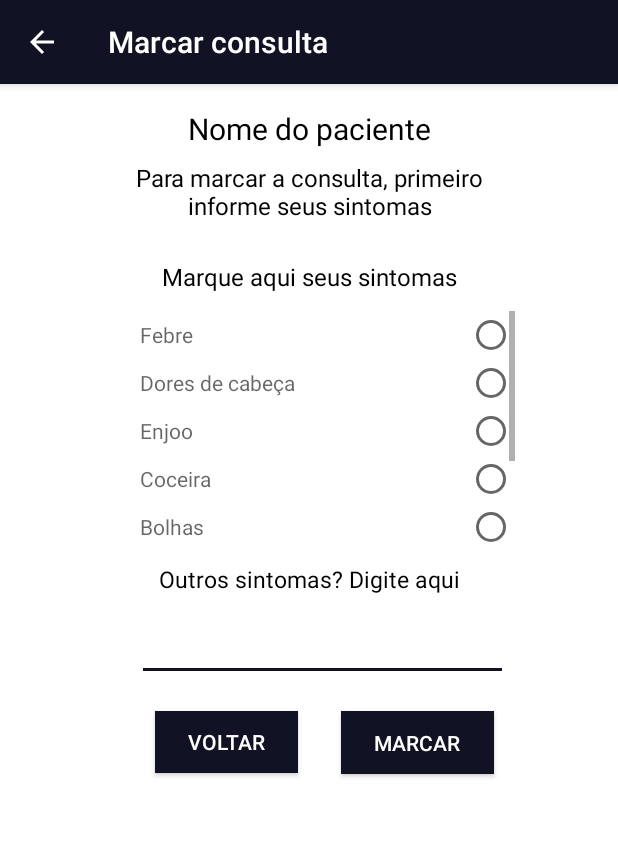
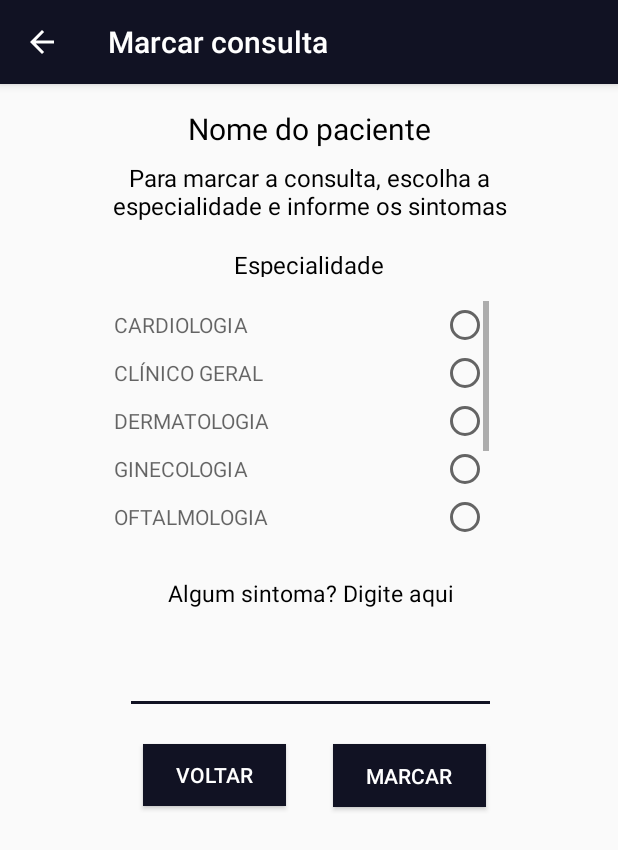
Before and after one commit to CGCavalcante/Health-new, an Android app: the MarcacaoSintomasPacActivity screen opened directly, with no data from a screen before it, on a phone screen of 412 x 824 dp. Shown: the top 850 px of the screen. Run offline under Robolectric (Android 15) with nearby library versions, the phone set to English and light mode, and no system bars.

Commit message:
modificações diverssas.

```diff
--- a/app/build.gradle
+++ b/app/build.gradle
@@ -5,7 +5,7 @@ android {
     buildToolsVersion "27.0.0"
     defaultConfig {
         applicationId "com.maishealth.maishealth"
-        minSdkVersion 21
+        minSdkVersion 18
         targetSdkVersion 27
         versionCode 1
         versionName "1.0"
--- a/app/src/main/AndroidManifest.xml
+++ b/app/src/main/AndroidManifest.xml
@@ -6,6 +6,11 @@
     <uses-permission android:name="android.permission.GET_ACCOUNTS" />
     <uses-permission android:name="android.permission.READ_PROFILE" />
     <uses-permission android:name="android.permission.READ_CONTACTS" />
+    <uses-permission android:name="android.permission.CAMERA" />
+
+    <uses-feature android:name="android.hardware.camera2" />
+    <uses-permission android:name="android.permission.READ_EXTERNAL_STORAGE" />
+
 
     <application
         android:allowBackup="true"
--- a/app/src/main/res/layout/activity_atualizar_perfil.xml
+++ b/app/src/main/res/layout/activity_atualizar_perfil.xml
@@ -4,9 +4,9 @@
     xmlns:tools="http://schemas.android.com/tools"
     android:layout_width="match_parent"
     android:layout_height="match_parent"
-    tools:context="com.maishealth.maishealth.usuario.gui.AtualizarPerfilActivity"
+    android:background="@color/colorFundo"
     android:orientation="horizontal"
-    android:background="@color/colorFundo">
+    tools:context="com.maishealth.maishealth.usuario.gui.AtualizarPerfilActivity">
 
     <ScrollView
         android:layout_width="match_parent"
@@ -39,11 +39,13 @@
 
 
             <ImageView
+                android:id="@+id/fotoPerfil"
                 android:layout_width="match_parent"
                 android:layout_height="124dp"
                 android:layout_marginLeft="16dp"
                 android:layout_marginRight="16dp"
                 android:layout_marginTop="20dp"
+                android:onClick="onClick"
                 app:srcCompat="@drawable/user_avatar" />
 
             <TextView
--- a/app/src/main/res/layout/activity_marcacao_sintomas_pac.xml
+++ b/app/src/main/res/layout/activity_marcacao_sintomas_pac.xml
@@ -4,7 +4,6 @@
     xmlns:tools="http://schemas.android.com/tools"
     android:layout_width="match_parent"
     android:layout_height="match_parent"
-    android:background="@color/colorFundo"
     tools:context="com.maishealth.maishealth.usuario.gui.MarcacaoSintomasPacActivity">
 
 
@@ -23,117 +22,9 @@
             app:layout_scrollFlags="scroll|enterAlways|snap"
             app:theme="@style/ThemeOverlay.AppCompat.Light"
             app:title="@string/label_marcar_consulta"
-            app:titleTextColor="@color/colorFundo"/>
+            app:titleTextColor="@color/colorFundo" />
 
     </android.support.design.widget.AppBarLayout>
-
-    <ScrollView
-        android:id="@+id/scrollView2"
-        android:layout_width="250dp"
-        android:layout_height="160dp"
-        android:layout_marginEnd="8dp"
-        android:layout_marginStart="8dp"
-        android:layout_marginTop="12dp"
-        app:layout_constraintEnd_toEndOf="@+id/textViewMarq"
-        app:layout_constraintHorizontal_bias="0.333"
-        app:layout_constraintStart_toStartOf="@+id/textViewMarq"
-        app:layout_constraintTop_toBottomOf="@+id/textViewMarq">
-
-        <LinearLayout
-            android:layout_width="match_parent"
-            android:layout_height="wrap_content"
-            android:orientation="vertical">
-
-            <CheckedTextView
-                android:id="@+id/sintoma_febre"
-                android:layout_width="match_parent"
-                android:layout_height="wrap_content"
-                android:checked="false"
-                android:gravity="start|center_vertical"
-                android:hint="@string/febre"
-                android:textColor="@color/colorTextoNormal"
-                android:checkMark="?android:attr/listChoiceIndicatorSingle"
-                android:onClick="onCheckboxClicked"/>
-
-            <CheckedTextView
-                android:id="@+id/sintoma_dor_de_cabeca"
-                android:layout_width="match_parent"
-                android:layout_height="wrap_content"
-                android:checked="false"
-                android:gravity="start|center_vertical"
-                android:hint="@string/dores_de_cabeca"
-                android:textColor="@android:color/black"
-                android:checkMark="?android:attr/listChoiceIndicatorSingle"
-                android:onClick="onCheckboxClicked"/>
-
-            <CheckedTextView
-                android:id="@+id/sintoma_enjoo"
-                android:layout_width="match_parent"
-                android:layout_height="wrap_content"
-                android:checked="false"
-                android:gravity="start|center_vertical"
-                android:hint="@string/enjoo"
-                android:checkMark="?android:attr/listChoiceIndicatorSingle"
-                android:onClick="onCheckboxClicked"/>
-
-            <CheckedTextView
-                android:id="@+id/sintoma_coceira"
-                android:layout_width="match_parent"
-                android:layout_height="wrap_content"
-                android:checked="false"
-                android:gravity="start|center_vertical"
-                android:hint="@string/coceira"
-                android:focusable="true"
-                android:checkMark="?android:attr/listChoiceIndicatorSingle"
-                android:onClick="onCheckboxClicked"/>
-
-            <CheckedTextView
-                android:id="@+id/sintoma_bolhas"
-                android:layout_width="match_parent"
-                android:layout_height="wrap_content"
-                android:checked="false"
-                android:gravity="start|center_vertical"
-                android:hint="@string/bolhas"
-                android:focusable="true"
-                android:checkMark="?android:attr/listChoiceIndicatorSingle"
-                android:onClick="onCheckboxClicked"/>
-
-            <CheckedTextView
-                android:id="@+id/sintoma_dor_abdominal"
-                android:layout_width="match_parent"
-                android:layout_height="wrap_content"
-                android:checked="false"
-                android:gravity="start|center_vertical"
-                android:hint="@string/dor_abdominal"
-                android:focusable="true"
-                android:checkMark="?android:attr/listChoiceIndicatorSingle"
-                android:onClick="onCheckboxClicked"/>
-
-            <CheckedTextView
-                android:id="@+id/sintoma_ardencia_olho"
-                android:layout_width="match_parent"
-                android:layout_height="wrap_content"
-                android:checked="false"
-                android:gravity="start|center_vertical"
-                android:hint="@string/ardencia_nos_olhos"
-                android:checkMark="?android:attr/listChoiceIndicatorSingle"
-                android:focusable="true"
-                android:onClick="onCheckboxClicked"/>
-
-            <CheckedTextView
-                android:id="@+id/sintoma_olhos_inchados"
-                android:layout_width="match_parent"
-                android:layout_height="wrap_content"
-                android:checked="false"
-                android:gravity="start|center_vertical"
-                android:hint="@string/olhos_inchados"
-                android:focusable="true"
-                android:checkMark="?android:attr/listChoiceIndicatorSingle"
-                android:onClick="onCheckboxClicked"/>
-        </LinearLayout>
-
-    </ScrollView>
-
 
     <TextView
         android:id="@+id/textViewNomePacSint"
@@ -142,9 +33,8 @@
         android:layout_marginEnd="8dp"
         android:layout_marginStart="8dp"
         android:layout_marginTop="16dp"
+        android:layout_weight="1"
         android:text="@string/nome_do_paciente"
-
-
         android:textColor="@android:color/black"
         android:textSize="20sp"
         app:layout_constraintEnd_toEndOf="parent"
@@ -170,36 +60,147 @@
     <TextView
         android:id="@+id/textViewMarq"
         android:layout_width="wrap_content"
-        android:layout_height="wrap_content"
+        android:layout_height="19dp"
         android:layout_marginEnd="8dp"
-        android:layout_marginTop="24dp"
-        android:text="@string/textMarcarSint"
+        android:layout_marginTop="16dp"
+        android:gravity="center_horizontal"
+        android:text="@string/textMarcarEsp"
         android:textColor="@android:color/black"
-
         android:textSize="16sp"
         app:layout_constraintEnd_toEndOf="@+id/textSubMarc"
-        app:layout_constraintHorizontal_bias="0.555"
+        app:layout_constraintHorizontal_bias="0.523"
         app:layout_constraintStart_toStartOf="@+id/textSubMarc"
         app:layout_constraintTop_toBottomOf="@+id/textSubMarc" />
 
+    <ScrollView
+        android:id="@+id/scrollView2"
+        android:layout_width="250dp"
+        android:layout_height="160dp"
+        android:layout_marginEnd="8dp"
+        android:layout_marginStart="8dp"
+        android:layout_marginTop="16dp"
+        app:layout_constraintEnd_toEndOf="@+id/textViewMarq"
+        app:layout_constraintHorizontal_bias="0.532"
+        app:layout_constraintStart_toStartOf="@+id/textViewMarq"
+        app:layout_constraintTop_toBottomOf="@+id/textViewMarq">
+
+        <LinearLayout
+            android:layout_width="match_parent"
+            android:layout_height="wrap_content"
+            android:orientation="vertical">
+
+            <CheckedTextView
+                android:id="@+id/espCardiologia"
+                android:layout_width="match_parent"
+                android:layout_height="wrap_content"
+                android:checkMark="?android:attr/listChoiceIndicatorSingle"
+                android:checked="false"
+                android:focusable="true"
+                android:gravity="start|center_vertical"
+                android:hint="@string/cardiologia"
+                android:onClick="onCheckboxClicked" />
+
+            <CheckedTextView
+                android:id="@+id/espClinicoGeral"
+                android:layout_width="match_parent"
+                android:layout_height="wrap_content"
+                android:checkMark="?android:attr/listChoiceIndicatorSingle"
+                android:checked="false"
+                android:gravity="start|center_vertical"
+                android:hint="@string/clinico_geral"
+                android:onClick="onCheckboxClicked"
+                android:textColor="@color/colorTextoNormal" />
+
+            <CheckedTextView
+                android:id="@+id/espDermatologia"
+                android:layout_width="match_parent"
+                android:layout_height="wrap_content"
+                android:checkMark="?android:attr/listChoiceIndicatorSingle"
+                android:checked="false"
+                android:gravity="start|center_vertical"
+                android:hint="@string/dermatologia"
+                android:onClick="onCheckboxClicked"
+                android:textColor="@android:color/black" />
+
+            <CheckedTextView
+                android:id="@+id/espGinecologia"
+                android:layout_width="match_parent"
+                android:layout_height="wrap_content"
+                android:checkMark="?android:attr/listChoiceIndicatorSingle"
+                android:checked="false"
+                android:focusable="true"
+                android:gravity="start|center_vertical"
+                android:hint="@string/ginecologia"
+                android:onClick="onCheckboxClicked" />
+
+            <CheckedTextView
+                android:id="@+id/espOftalmologia"
+                android:layout_width="match_parent"
+                android:layout_height="wrap_content"
+                android:checkMark="?android:attr/listChoiceIndicatorSingle"
+                android:checked="false"
+                android:gravity="start|center_vertical"
+                android:hint="@string/oftalmologia"
+                android:onClick="onCheckboxClicked" />
+
+            <CheckedTextView
+                android:id="@+id/espOrtopedia"
+                android:layout_width="match_parent"
+                android:layout_height="wrap_content"
+                android:checkMark="?android:attr/listChoiceIndicatorSingle"
+                android:checked="false"
+                android:focusable="true"
+                android:gravity="start|center_vertical"
+                android:hint="@string/ortopedia"
+                android:onClick="onCheckboxClicked" />
+
+            <CheckedTextView
+                android:id="@+id/espPediatria"
+                android:layout_width="match_parent"
+                android:layout_height="wrap_content"
+                android:checkMark="?android:attr/listChoiceIndicatorSingle"
+                android:checked="false"
+                android:focusable="true"
+                android:gravity="start|center_vertical"
+                android:hint="@string/pediatria"
+                android:onClick="onCheckboxClicked" />
+
+            <CheckedTextView
+                android:id="@+id/espUrologia"
+                android:layout_width="match_parent"
+                android:layout_height="wrap_content"
+                android:checkMark="?android:attr/listChoiceIndicatorSingle"
+                android:checked="false"
+                android:focusable="true"
+                android:gravity="start|center_vertical"
+                android:hint="@string/urologia"
+                android:onClick="onCheckboxClicked" />
+
+        </LinearLayout>
+
+    </ScrollView>
+
+
     <TextView
-        android:id="@+id/textViewOutrosSint"
+        android:id="@+id/textViewSint"
         android:layout_width="wrap_content"
         android:layout_height="wrap_content"
         android:layout_marginEnd="8dp"
         android:layout_marginStart="8dp"
-        android:layout_marginTop="8dp"
-        android:text="@string/texto_outros_sint"
+        android:layout_marginTop="24dp"
+        android:gravity="center_horizontal"
+        android:text="@string/texto_sintomas"
         android:textColor="@android:color/black"
         android:textSize="15sp"
         app:layout_constraintEnd_toEndOf="parent"
+        app:layout_constraintHorizontal_bias="0.503"
         app:layout_constraintStart_toStartOf="parent"
         app:layout_constraintTop_toBottomOf="@+id/scrollView2" />
 
     <EditText
-        android:id="@+id/editTextOutrosSint"
+        android:id="@+id/editTextSint"
         android:layout_width="247dp"
-        android:layout_height="wrap_content"
+        android:layout_height="58dp"
         android:layout_marginBottom="8dp"
         android:layout_marginEnd="8dp"
         android:layout_marginStart="8dp"
@@ -207,10 +208,9 @@
         android:ems="10"
         android:inputType="textMultiLine"
         app:layout_constraintBottom_toBottomOf="parent"
-        app:layout_constraintEnd_toEndOf="@+id/textViewOutrosSint"
-        app:layout_constraintHorizontal_bias="0.371"
-        app:layout_constraintStart_toStartOf="@+id/textViewOutrosSint"
-        app:layout_constraintTop_toBottomOf="@+id/textViewOutrosSint"
+        app:layout_constraintEnd_toEndOf="@+id/textViewSint"
+        app:layout_constraintStart_toStartOf="@+id/textViewSint"
+        app:layout_constraintTop_toBottomOf="@+id/textViewSint"
         app:layout_constraintVertical_bias="0.0" />
 
     <Button
@@ -221,13 +221,13 @@
         android:layout_marginStart="8dp"
         android:layout_marginTop="20dp"
         android:background="@color/colorButoes"
+        android:onClick="voltarMarcParaMenuPac"
         android:text="@string/button_marc_voltar_menu"
         android:textColor="@color/colorTextoBut"
-        android:onClick="voltarMarcParaMenuPac"
-        app:layout_constraintEnd_toEndOf="@+id/editTextOutrosSint"
+        app:layout_constraintEnd_toEndOf="@+id/editTextSint"
         app:layout_constraintHorizontal_bias="1.0"
         app:layout_constraintStart_toStartOf="parent"
-        app:layout_constraintTop_toBottomOf="@+id/editTextOutrosSint" />
+        app:layout_constraintTop_toBottomOf="@+id/editTextSint" />
 
     <Button
         android:id="@+id/buttonMarcarCons"
@@ -237,13 +237,13 @@
         android:layout_marginStart="8dp"
         android:layout_marginTop="20dp"
         android:background="@color/colorButoes"
+        android:onClick="marcarEnviarSintomas"
         android:text="@string/button_marcar_sint"
-        android:onClick="marcarEnviarSintomas"
         android:textColor="@color/colorTextoBut"
         app:layout_constraintEnd_toEndOf="parent"
         app:layout_constraintHorizontal_bias="0.347"
         app:layout_constraintStart_toEndOf="@+id/buttonVoltarMenu"
-        app:layout_constraintTop_toBottomOf="@+id/editTextOutrosSint" />
+        app:layout_constraintTop_toBottomOf="@+id/editTextSint" />
 
 
 </android.support.constraint.ConstraintLayout>
--- a/app/src/main/res/values/strings.xml
+++ b/app/src/main/res/values/strings.xml
@@ -121,7 +121,7 @@
     <string name="texto_data_nasc_pac">Data de nascimento</string>
     <string name="text_tipo_sangue_med">Tipo sanguineo</string>
     <string name="textSintomas">Sintomas</string>
-    <string name="textMarcarSint">Marque aqui seus sintomas</string>
+    <string name="textMarcarEsp">Especialidade</string>
     <string name="text_view_dia_marc_cons">Dia marcado para consulta</string>
     <string name="text_dia_marc_cons">Preencher aqui dia da consulta</string>
     <string name="text_view_nome_med_cons">Nome do médico</string>
@@ -137,8 +137,8 @@
     <string name="text_view_prog_cons">Prognóstico/Tratamento/Observações</string>
     <string name="texto_esp_med_cons">Prencher aqui a espec do med da cons</string>
     <string name="texto_atualizar_perfil_med">Atualizar Perfil</string>
-    <string name="texto_outros_sint">Outros sintomas? Digite aqui</string>
-    <string name="texto_sub_marc">Para marcar a consulta, primeiro informe seus sintomas</string>
+    <string name="texto_sintomas">Algum sintoma? Digite aqui</string>
+    <string name="texto_sub_marc">Para marcar a consulta, escolha a especialidade e informe os sintomas</string>
     <string name="title_activity_escolher_especialidade">EscolherEspecialidade</string>
 
     <string name="User">Usuário</string>
@@ -148,14 +148,14 @@
     <string name="text_view_trat_cons_esc">Tratamento</string>
     <string name="text_view_dia_cons_esc">Dia 01/01/2018</string>
     <string name="nome_do_paciente">Nome do paciente</string>
-    <string name="olhos_inchados">Olhos inchados</string>
-    <string name="febre">Febre</string>
-    <string name="dor_abdominal">Dor abdominal</string>
-    <string name="bolhas">Bolhas</string>
-    <string name="coceira">Coceira</string>
-    <string name="dores_de_cabeca">Dores de cabeça</string>
-    <string name="ardencia_nos_olhos">Ardência nos olhos</string>
-    <string name="enjoo">Enjoo</string>
+    <string name="cardiologia">CARDIOLOGIA</string>
+    <string name="clinico_geral">CLÍNICO GERAL</string>
+    <string name="pediatria">PEDIATRIA</string>
+    <string name="ginecologia">GINECOLOGIA</string>
+    <string name="urologia">UROLOGIA</string>
+    <string name="dermatologia">DERMATOLOGIA</string>
+    <string name="ortopedia">ORTOPEDIA</string>
+    <string name="oftalmologia">OFTALMOLOGIA</string>
 
     <string name="button_confirmar_hor_mont_med">Confirmar</string>
     <string name="text_view_hor_montado_med">Horário</string>
```
Also changed, not shown: app/src/main/java/com/maishealth/maishealth/usuario/gui/AtualizarPerfilActivity.java (+85 -6 lines), app/src/main/java/com/maishealth/maishealth/usuario/gui/MarcacaoSintomasPacActivity.java (+80 -68 lines), app/src/main/java/com/maishealth/maishealth/usuario/gui/MenuMedicoActivity.java (+15 -3 lines), app/src/main/res/layout/activity_login.xml (+8 -9 lines), app/src/main/res/layout/activity_menu_medico.xml (+14 -6 lines), app/src/main/res/mipmap-xhdpi/ic_launcher_foreground.png (added).
